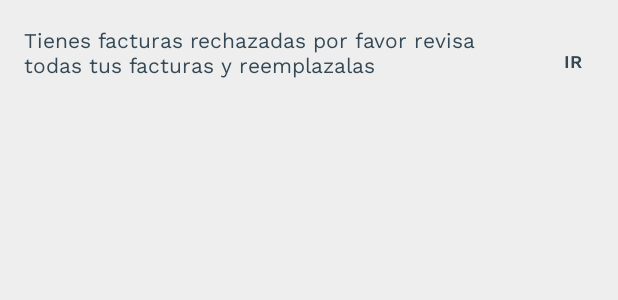
After one commit to AlvaroChambi/AFProject, an Android app: the layout notification_item_layout.xml on its own in the app's theme, with its tools: preview values and no code run, on a phone screen of 412 x 824 dp. The commit adds this screen. Shown: the top 300 px of the screen. Run offline under Robolectric (Android 15) with nearby library versions, the phone set to English and light mode, and no system bars.

Commit message:
Added notifications implementation

```diff
--- a/app/src/main/AndroidManifest.xml
+++ b/app/src/main/AndroidManifest.xml
@@ -38,6 +38,10 @@
         <activity
             android:theme="@style/Theme.MaterialComponents.Light.Bridge"
             android:name=".invoices.ui.InvoiceFullScreenActivity"/>
+        <activity
+            android:name=".notifications.NotificationsActivity"
+            android:theme="@style/Theme.MaterialComponents.Light.Bridge">
+        </activity>
 
         <service android:name=".services.FirebaseNotificationService">
             <intent-filter>
--- a/app/src/main/java/es/developers/achambi/afines/OverviewFragment.kt
+++ b/app/src/main/java/es/developers/achambi/afines/OverviewFragment.kt
@@ -6,6 +6,7 @@ import es.developer.achambi.coreframework.threading.CoreError
 import es.developer.achambi.coreframework.ui.BaseRequestFragment
 import es.developer.achambi.coreframework.ui.Screen
 import es.developers.achambi.afines.home.OverviewPresenter
+import es.developers.achambi.afines.notifications.NotificationsActivity
 import es.developers.achambi.afines.repositories.model.NotificationType
 import kotlinx.android.synthetic.main.overview_card_item_invoices_layout.*
 import kotlinx.android.synthetic.main.overview_card_item_personal_layout.*
@@ -49,6 +50,9 @@ class OverviewFragment : BaseRequestFragment(), OverviewScreen {
         personal_card_action_text.setOnClickListener { presenter.navigateToProfile() }
         overview_notification_go_to_button.setOnClickListener {
             presenter.notificationGoToSelected(notificationType) }
+        overview_notification_watch_all_button.setOnClickListener {
+            startActivity(activity?.let { it1 -> NotificationsActivity.getStartIntent(it1) })
+        }
     }
 
     override fun showInvoicesCount(approved: String, sent: String, rejected: String) {
--- a/app/src/main/java/es/developers/achambi/afines/home/NotificationPresentation.kt
+++ b/app/src/main/java/es/developers/achambi/afines/home/NotificationPresentation.kt
@@ -1,10 +1,12 @@
 package es.developers.achambi.afines.home
 
 import es.developer.achambi.coreframework.ui.presentation.SearchListData
+import es.developers.achambi.afines.repositories.model.NotificationType
 
 class NotificationPresentation(
     val keyId: Long,
-    val message: String): SearchListData {
+    val message: String,
+    val type: NotificationType): SearchListData {
     override fun getId(): Long {
         return keyId
     }
--- a/app/src/main/java/es/developers/achambi/afines/repositories/model/InvoiceCounters.kt
+++ b/app/src/main/java/es/developers/achambi/afines/repositories/model/InvoiceCounters.kt
@@ -11,7 +11,7 @@ data class UserOverview( var counters: InvoiceCounters?,
                          var notification: OverviewNotification?)
 
 data class OverviewNotification( var type: NotificationType,
-                                 var name: String = "", var date: Date? = null)
+                                 var name: String = "", var date: Date )
 
 enum class NotificationType {
     INVOICE_REJECTED,
--- /dev/null
+++ b/app/src/main/res/layout/notification_item_layout.xml
@@ -0,0 +1,34 @@
+<?xml version="1.0" encoding="utf-8"?>
+<androidx.constraintlayout.widget.ConstraintLayout xmlns:android="http://schemas.android.com/apk/res/android"
+    xmlns:app="http://schemas.android.com/apk/res-auto"
+    xmlns:tools="http://schemas.android.com/tools"
+    android:layout_width="match_parent"
+    android:layout_height="wrap_content">
+
+    <TextView
+        android:id="@+id/notification_item_textview"
+        style="@style/Body2"
+        android:layout_width="0dp"
+        android:layout_height="0dp"
+        android:layout_marginStart="16dp"
+        android:layout_marginTop="16dp"
+        android:layout_marginEnd="16dp"
+        android:layout_marginBottom="16dp"
+        app:layout_constraintBottom_toBottomOf="parent"
+        app:layout_constraintEnd_toStartOf="@+id/notification_item_go_to"
+        app:layout_constraintStart_toStartOf="parent"
+        app:layout_constraintTop_toTopOf="parent"
+        tools:text="Tienes facturas rechazadas por favor revisa todas tus facturas y reemplazalas" />
+
+    <TextView
+        android:id="@+id/notification_item_go_to"
+        style="@style/Overline"
+        android:layout_width="0dp"
+        android:layout_height="wrap_content"
+        android:layout_marginEnd="8dp"
+        android:padding="16dp"
+        android:text="@string/overview_notification_go_to_text"
+        app:layout_constraintBottom_toBottomOf="@+id/notification_item_textview"
+        app:layout_constraintEnd_toEndOf="parent"
+        app:layout_constraintTop_toTopOf="@+id/notification_item_textview" />
+</androidx.constraintlayout.widget.ConstraintLayout>
--- a/app/src/main/res/layout/overview_notification_layout.xml
+++ b/app/src/main/res/layout/overview_notification_layout.xml
@@ -19,7 +19,7 @@
         app:layout_constraintTop_toTopOf="parent" />
 
     <TextView
-        android:id="@+id/textView30"
+        android:id="@+id/overview_notification_watch_all_button"
         style="@style/Button"
         android:layout_width="0dp"
         android:layout_height="wrap_content"
@@ -38,7 +38,7 @@
         android:layout_marginTop="16dp"
         android:layout_marginEnd="8dp"
         android:background="@color/primary_light"
-        app:layout_constraintEnd_toEndOf="@+id/textView30"
+        app:layout_constraintEnd_toEndOf="@+id/overview_notification_watch_all_button"
         app:layout_constraintStart_toStartOf="@+id/textView29"
         app:layout_constraintTop_toBottomOf="@+id/textView29" />
 
```
Also changed, not shown: app/src/main/java/es/developers/achambi/afines/AfinesApplication.kt (+7 -1 lines), app/src/main/java/es/developers/achambi/afines/Factories.kt (+11 -0 lines), app/src/main/java/es/developers/achambi/afines/home/NotificationsUseCase.kt (deleted, +0 -10 lines), app/src/main/java/es/developers/achambi/afines/notifications/NotificationsActivity.kt (added, +23 -0 lines), app/src/main/java/es/developers/achambi/afines/notifications/NotificationsFragment.kt (added, +87 -0 lines), app/src/main/java/es/developers/achambi/afines/notifications/NotificationsPresenter.kt (added, +45 -0 lines), app/src/main/java/es/developers/achambi/afines/profile/usecase/ProfileUseCase.kt (+27 -3 lines), app/src/main/java/es/developers/achambi/afines/ui/OverviewCardPresentation.kt (+24 -14 lines).
